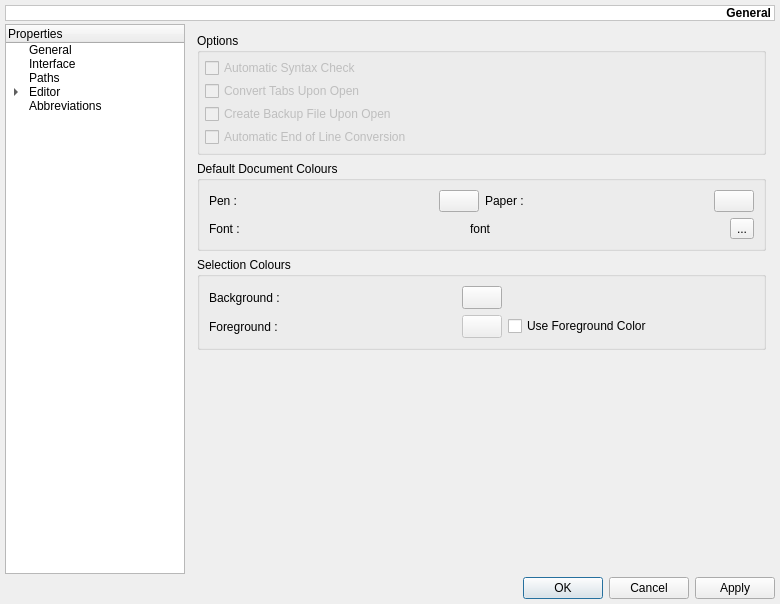
First picture: the form in src/ui/settings.ui, repository yag00/raptor, before the edit.
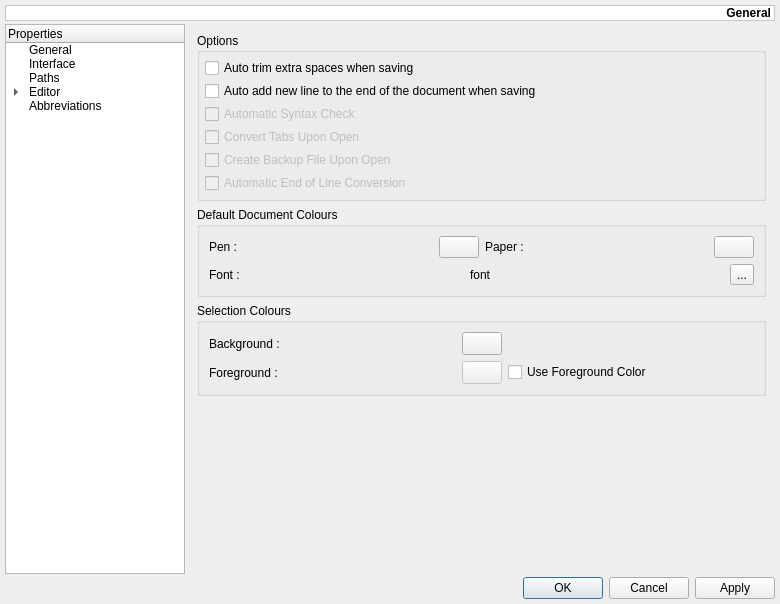
Second picture: the form after the edit. The open tabs and pages were chosen to show the change. Icons and pictures are not drawn. Custom widgets are drawn as their Qt base class.

Commit message: allow to cancel after auto reindent auto trim extra spaces on save (settings) auto add new line on save (settings)

What changed in the file:
```diff
--- a/src/ui/settings.ui
+++ b/src/ui/settings.ui
@@ -477,6 +477,20 @@
           <property name="margin">
            <number>5</number>
           </property>
+          <item>
+           <widget class="QCheckBox" name="cbAutoTrim">
+            <property name="text">
+             <string>Auto trim extra spaces when saving</string>
+            </property>
+           </widget>
+          </item>
+          <item>
+           <widget class="QCheckBox" name="cbAddNewLine">
+            <property name="text">
+             <string>Auto add new line to the end of the document when saving</string>
+            </property>
+           </widget>
+          </item>
           <item>
            <widget class="QCheckBox" name="cbAutoSyntaxCheck">
             <property name="enabled">
```
Left out of the diff: 2 changed lines with no effect on the pictures. The commit also changes 8 other files.
